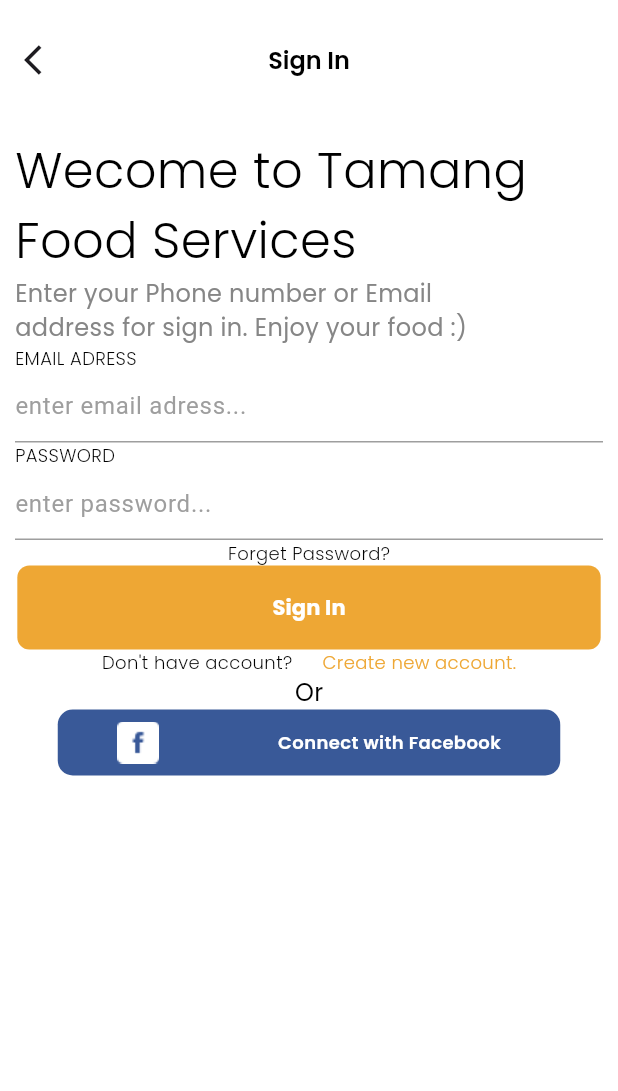
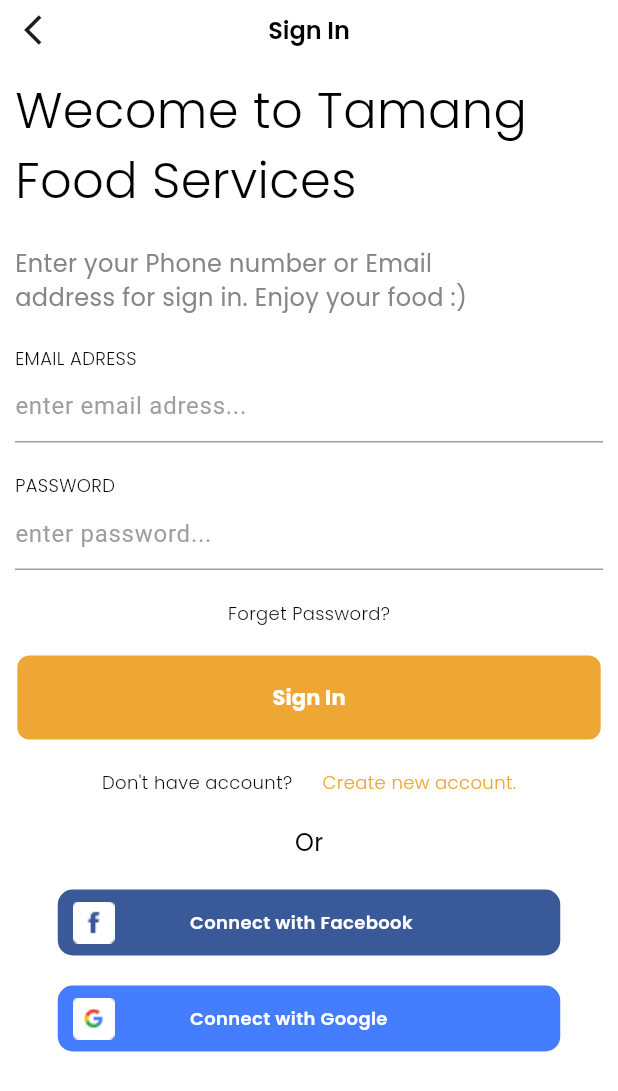
Before and after one commit to Iamgauravkanani/tamango_food_app_flutter, a Flutter app: the Login screen opened directly, on a phone screen of 412 x 824 dp. Shown: the top 1091 px of the screen. Run offline on Flutter 3.47's test engine with Material 3 defaults, Android fonts, the phone set to English and light mode, and no system bars; our stand-ins replace google_fonts.

Commit message:
login screen components restructured

```diff
--- /dev/null
+++ b/lib/app/screens/forget/views/forget.dart
@@ -0,0 +1,32 @@
+import 'package:flutter/material.dart';
+
+import '../../../utils/colors.dart';
+import '../../../utils/const.dart';
+
+class ForgetScreen extends StatefulWidget {
+  const ForgetScreen({super.key});
+
+  @override
+  State<ForgetScreen> createState() => _ForgetScreenState();
+}
+
+class _ForgetScreenState extends State<ForgetScreen> {
+  @override
+  Widget build(BuildContext context) {
+    return Scaffold(
+      backgroundColor: AppColors.white,
+      appBar: AppBar(
+        backgroundColor: AppColors.white,
+        toolbarHeight: 80,
+        title: Text(
+          "Forget Password",
+          style:
+              welcome_style(color: Colors.black, fontWeight: FontWeight.w600),
+        ),
+        leading: IconButton(
+            onPressed: () {}, icon: const Icon(Icons.arrow_back_ios)),
+        centerTitle: true,
+      ),
+    );
+  }
+}
--- /dev/null
+++ b/lib/app/screens/login/view/components/login_components.dart
@@ -0,0 +1,97 @@
+import 'package:flutter/material.dart';
+import '../../../../utils/assets/assets.dart';
+import '../../../../utils/colors.dart';
+import '../../../../utils/const.dart';
+
+//todo:border of textfield
+UnderlineInputBorder underlineborder() => const UnderlineInputBorder(
+      borderSide: BorderSide(
+        color: Colors.grey,
+      ),
+    );
+//todo:appbar
+AppBar appBar = AppBar(
+  backgroundColor: AppColors.white,
+  toolbarHeight: 40,
+  title: Text(
+    "Sign In",
+    style: welcome_style(color: Colors.black),
+  ),
+  leading: IconButton(onPressed: () {}, icon: const Icon(Icons.arrow_back_ios)),
+  centerTitle: true,
+);
+
+//todo:sign in button
+var signin_btn = FilledButton(
+  onPressed: () {},
+  style: ButtonStyle(
+    padding: const MaterialStatePropertyAll(
+      EdgeInsets.symmetric(horizontal: 170, vertical: 18),
+    ),
+    shape: MaterialStatePropertyAll(
+      RoundedRectangleBorder(
+        borderRadius: BorderRadius.circular(8),
+      ),
+    ),
+    backgroundColor: MaterialStateProperty.all(
+      AppColors.app_color,
+    ),
+  ),
+  child: Text("Sign In",
+      style: welcome_style(
+          fontWeight: FontWeight.w700, fontsize: 14, color: AppColors.white)),
+);
+
+//todo:facebook btn
+var fb_btn = Container(
+  height: 44,
+  width: 335,
+  decoration: BoxDecoration(
+    color: AppColors.blue_color,
+    borderRadius: BorderRadius.circular(10),
+  ),
+  child: Row(
+//mainAxisAlignment: MainAxisAlignment.spaceAround,
+    children: [
+      const SizedBox(
+        width: 10,
+      ),
+      Image.asset(Asset.facebook),
+      const SizedBox(
+        width: 50,
+      ),
+      Text(
+        "Connect with Facebook",
+        style: welcome_style(
+            fontWeight: FontWeight.w600, color: AppColors.white, fontsize: 12),
+      ),
+    ],
+  ),
+);
+
+//todo:google btn
+var google_btn = Container(
+  height: 44,
+  width: 335,
+  decoration: BoxDecoration(
+    color: AppColors.sky_blue,
+    borderRadius: BorderRadius.circular(10),
+  ),
+  child: Row(
+//mainAxisAlignment: MainAxisAlignment.spaceAround,
+    children: [
+      const SizedBox(
+        width: 10,
+      ),
+      Image.asset(Asset.google),
+      const SizedBox(
+        width: 50,
+      ),
+      Text(
+        "Connect with Google",
+        style: welcome_style(
+            fontWeight: FontWeight.w600, color: AppColors.white, fontsize: 12),
+      ),
+    ],
+  ),
+);
--- a/lib/app/screens/login/view/login.dart
+++ b/lib/app/screens/login/view/login.dart
@@ -1,8 +1,7 @@
 import 'package:flutter/material.dart';
+import 'package:tamang_food_app/app/screens/login/view/components/login_components.dart';
 import 'package:tamang_food_app/app/utils/colors.dart';
 import 'package:tamang_food_app/app/utils/const.dart';
-
-import '../../../utils/assets/assets.dart';
 
 class Login extends StatefulWidget {
   const Login({super.key});
@@ -16,19 +15,11 @@ class _LoginState extends State<Login> {
   Widget build(BuildContext context) {
     return Scaffold(
       backgroundColor: AppColors.white,
-      appBar: AppBar(
-        backgroundColor: AppColors.white,
-        toolbarHeight: 80,
-        title: Text(
-          "Sign In",
-          style: welcome_style(color: Colors.black),
-        ),
-        leading: IconButton(
-            onPressed: () {}, icon: const Icon(Icons.arrow_back_ios)),
-        centerTitle: true,
-      ),
+      //todo:appbar in components
+      appBar: appBar,
       body: Padding(
         padding: const EdgeInsets.all(10.0),
+        child: SingleChildScrollView(
           child: Column(
             crossAxisAlignment: CrossAxisAlignment.start,
             //mainAxisAlignment: MainAxisAlignment.start,
@@ -40,6 +31,7 @@ class _LoginState extends State<Login> {
                   fontsize: 33,
                 ),
               ),
+              mybox(),
               Text(
                 "Enter your Phone number or Email\naddress for sign in. Enjoy your food :)",
                 style: welcome_style(
@@ -48,6 +40,7 @@ class _LoginState extends State<Login> {
                   color: const Color(0xff868686),
                 ),
               ),
+              mybox(),
               Column(
                 crossAxisAlignment: CrossAxisAlignment.start,
                 children: [
@@ -64,6 +57,7 @@ class _LoginState extends State<Login> {
                         hintStyle: textStyle,
                         focusColor: Colors.grey),
                   ),
+                  mybox(),
                   Text(
                     "PASSWORD",
                     style: mytextstyle(),
@@ -76,33 +70,17 @@ class _LoginState extends State<Login> {
                       hintStyle: textStyle,
                     ),
                   ),
+                  mybox(),
                   Column(
                     children: [
                       Text(
                         "Forget Password?",
                         style: mytextstyle(),
                       ),
-                    FilledButton(
-                      onPressed: () {},
-                      style: ButtonStyle(
-                        padding: const MaterialStatePropertyAll(
-                          EdgeInsets.symmetric(horizontal: 170, vertical: 18),
-                        ),
-                        shape: MaterialStatePropertyAll(
-                          RoundedRectangleBorder(
-                            borderRadius: BorderRadius.circular(8),
-                          ),
-                        ),
-                        backgroundColor: MaterialStateProperty.all(
-                          AppColors.app_color,
-                        ),
-                      ),
-                      child: Text("Sign In",
-                          style: welcome_style(
-                              fontWeight: FontWeight.w700,
-                              fontsize: 14,
-                              color: AppColors.white)),
-                    ),
+                      mybox(),
+                      //todo:btn in compoennts
+                      signin_btn,
+                      mybox(),
                       Row(
                         mainAxisAlignment: MainAxisAlignment.center,
                         children: [
@@ -123,33 +101,19 @@ class _LoginState extends State<Login> {
                           ),
                         ],
                       ),
+                      mybox(),
                       Text(
                         "Or",
                         style: welcome_style(
                           fontWeight: FontWeight.w400,
                         ),
                       ),
-                    Container(
-                      height: 44,
-                      width: 335,
-                      decoration: BoxDecoration(
-                        color: AppColors.blue_color,
-                        borderRadius: BorderRadius.circular(10),
-                      ),
-                      child: Row(
-                        mainAxisAlignment: MainAxisAlignment.spaceAround,
-                        children: [
-                          Image.asset(Asset.facebook),
-                          Text(
-                            "Connect with Facebook",
-                            style: welcome_style(
-                                fontWeight: FontWeight.w600,
-                                color: AppColors.white,
-                                fontsize: 12),
-                          ),
-                        ],
-                      ),
-                    ),
+                      mybox(),
+                      //todo:btn in compoennts
+                      fb_btn,
+                      mybox(),
+                      //todo:btn in compoennts
+                      google_btn,
                     ],
                   ),
                 ],
@@ -157,9 +121,12 @@ class _LoginState extends State<Login> {
             ],
           ),
         ),
+      ),
     );
   }
 
+  SizedBox mybox() => const SizedBox(height: 20);
+  //SizedBox myboxw() => const SizedBox(height: 20);
   TextStyle mytextstyle() => welcome_style(
         fontWeight: FontWeight.w300,
         fontsize: 12,
@@ -168,10 +135,4 @@ class _LoginState extends State<Login> {
   TextStyle textStyle = const TextStyle(
     color: Colors.grey,
   );
-
-  UnderlineInputBorder underlineborder() => const UnderlineInputBorder(
-        borderSide: BorderSide(
-          color: Colors.grey,
-        ),
-      );
 }
--- a/lib/app/utils/colors.dart
+++ b/lib/app/utils/colors.dart
@@ -4,6 +4,7 @@ class AppColors {
   static Color app_color = Color(0xffEEA734);
   static Color btn_text_color = Color(0xffFFFFFF);
   static Color blue_color = Color(0xff395998);
+  static Color sky_blue = Color(0xff457dff);
   static Color white = Colors.white;
   static Color black = Colors.black;
 }
--- a/lib/main.dart
+++ b/lib/main.dart
@@ -1,5 +1,6 @@
 import 'package:flutter/material.dart';
 import 'package:tamang_food_app/app/screens/walkthrough_screen/walkthrough.dart';
+import 'app/screens/forget/views/forget.dart';
 import 'app/screens/login/view/login.dart';
 import 'app/screens/welcome_screen/views/welcome.dart';
 
@@ -8,7 +9,7 @@ void main() {
     MaterialApp(
       debugShowCheckedModeBanner: false,
       routes: {
-        '/': (ctx) => const Login(),
+        '/': (ctx) => const ForgetScreen(),
         'w_through': (ctx) => const OnboardingScreen(),
       },
     ),
```
Lines whose indentation alone changed are shown as unchanged.
